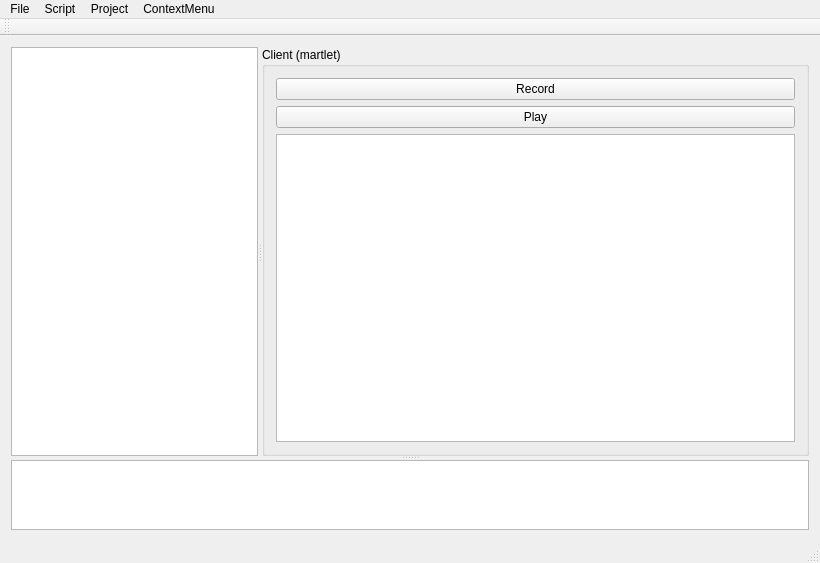
The window that martlet/MartletWindow.ui (sashao/martlet) describes before a commit, drawn with Qt 5.
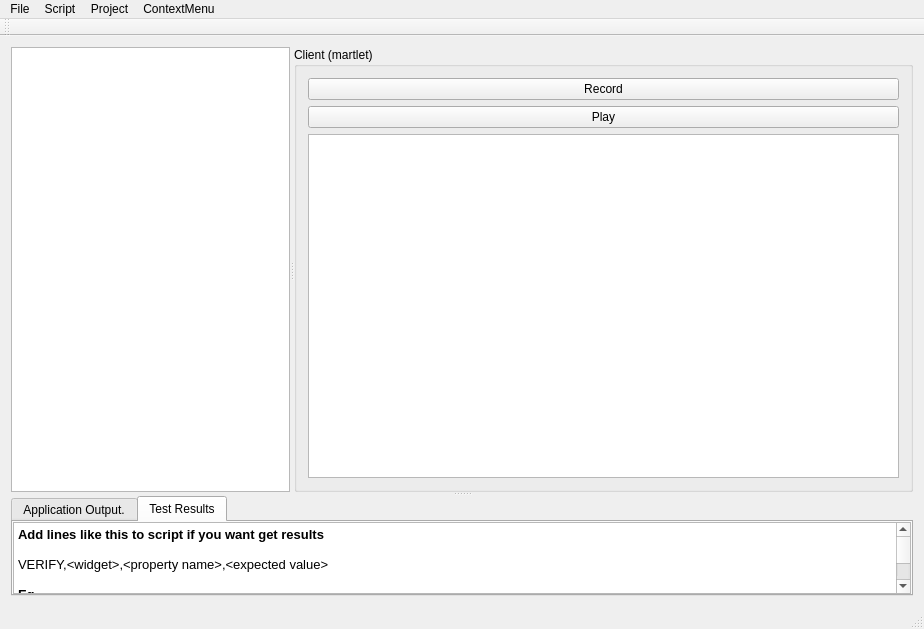
The same window after the commit. The open tabs and pages were chosen to show the change.

Commit message: Added tests result tab.

```diff
--- a/martlet/MartletWindow.ui
+++ b/martlet/MartletWindow.ui
@@ -6,15 +6,15 @@
    <rect>
     <x>0</x>
     <y>0</y>
-    <width>820</width>
-    <height>563</height>
+    <width>924</width>
+    <height>629</height>
    </rect>
   </property>
   <property name="windowTitle">
    <string>MartletWindow</string>
   </property>
   <widget class="QWidget" name="centralWidget">
-   <layout class="QVBoxLayout" name="verticalLayout">
+   <layout class="QVBoxLayout" name="verticalLayout_3">
     <item>
      <widget class="QSplitter" name="splitter_2">
       <property name="orientation">
@@ -78,16 +78,69 @@
         </layout>
        </widget>
       </widget>
-      <widget class="QTextEdit" name="logTextEdit">
+      <widget class="QTabWidget" name="tabWidget">
        <property name="sizePolicy">
         <sizepolicy hsizetype="Expanding" vsizetype="Expanding">
          <horstretch>0</horstretch>
          <verstretch>20</verstretch>
         </sizepolicy>
        </property>
-       <property name="readOnly">
-        <bool>true</bool>
+       <property name="currentIndex">
+        <number>0</number>
        </property>
+       <widget class="QWidget" name="tab">
+        <attribute name="title">
+         <string>Application Output.</string>
+        </attribute>
+        <layout class="QVBoxLayout" name="verticalLayout">
+         <property name="spacing">
+          <number>0</number>
+         </property>
+         <property name="margin">
+          <number>0</number>
+         </property>
+         <item>
+          <widget class="QTextEdit" name="logTextEdit">
+           <property name="readOnly">
+            <bool>true</bool>
+           </property>
+          </widget>
+         </item>
+        </layout>
+       </widget>
+       <widget class="QWidget" name="tab_2">
+        <attribute name="title">
+         <string>Test Results</string>
+        </attribute>
+        <layout class="QVBoxLayout" name="verticalLayout_4">
+         <property name="spacing">
+          <number>0</number>
+         </property>
+         <property name="margin">
+          <number>0</number>
+         </property>
+         <item>
+          <widget class="QTextEdit" name="resultsTextEdit">
+           <property name="readOnly">
+            <bool>true</bool>
+           </property>
+           <property name="html">
+            <string>&lt;!DOCTYPE HTML PUBLIC &quot;-//W3C//DTD HTML 4.0//EN&quot; &quot;http://www.w3.org/TR/REC-html40/strict.dtd&quot;&gt;
+&lt;html&gt;&lt;head&gt;&lt;meta name=&quot;qrichtext&quot; content=&quot;1&quot; /&gt;&lt;style type=&quot;text/css&quot;&gt;
+p, li { white-space: pre-wrap; }
+&lt;/style&gt;&lt;/head&gt;&lt;body style=&quot; font-family:'Sans Serif'; font-size:10pt; font-weight:400; font-style:normal;&quot;&gt;
+&lt;p style=&quot; margin-top:0px; margin-bottom:0px; margin-left:0px; margin-right:0px; -qt-block-indent:0; text-indent:0px;&quot;&gt;&lt;span style=&quot; font-weight:600;&quot;&gt;Add lines like this to script if you want get results&lt;/span&gt;&lt;/p&gt;
+&lt;p style=&quot;-qt-paragraph-type:empty; margin-top:0px; margin-bottom:0px; margin-left:0px; margin-right:0px; -qt-block-indent:0; text-indent:0px;&quot;&gt;&lt;/p&gt;
+&lt;p style=&quot; margin-top:0px; margin-bottom:0px; margin-left:0px; margin-right:0px; -qt-block-indent:0; text-indent:0px;&quot;&gt;VERIFY,&amp;lt;widget&amp;gt;,&amp;lt;property name&amp;gt;,&amp;lt;expected value&amp;gt;&lt;/p&gt;
+&lt;p style=&quot;-qt-paragraph-type:empty; margin-top:0px; margin-bottom:0px; margin-left:0px; margin-right:0px; -qt-block-indent:0; text-indent:0px;&quot;&gt;&lt;/p&gt;
+&lt;p style=&quot; margin-top:0px; margin-bottom:0px; margin-left:0px; margin-right:0px; -qt-block-indent:0; text-indent:0px;&quot;&gt;&lt;span style=&quot; font-weight:600;&quot;&gt;Eg.&lt;/span&gt;&lt;/p&gt;
+&lt;p style=&quot; margin-top:0px; margin-bottom:0px; margin-left:0px; margin-right:0px; -qt-block-indent:0; text-indent:0px;&quot;&gt;VERIFY,.qspyForm.spyGroup.appPathComboBox,enabled,1&lt;/p&gt;
+&lt;p style=&quot; margin-top:0px; margin-bottom:0px; margin-left:0px; margin-right:0px; -qt-block-indent:0; text-indent:0px;&quot;&gt;VERIFY,.qspyForm.spyGroup.appPathComboBox,enabled,0&lt;/p&gt;&lt;/body&gt;&lt;/html&gt;</string>
+           </property>
+          </widget>
+         </item>
+        </layout>
+       </widget>
       </widget>
      </widget>
     </item>
@@ -98,8 +151,8 @@
     <rect>
      <x>0</x>
      <y>0</y>
-     <width>820</width>
-     <height>25</height>
+     <width>924</width>
+     <height>26</height>
     </rect>
    </property>
    <widget class="QMenu" name="menuFile">
```
The commit also changes 1 other file.
